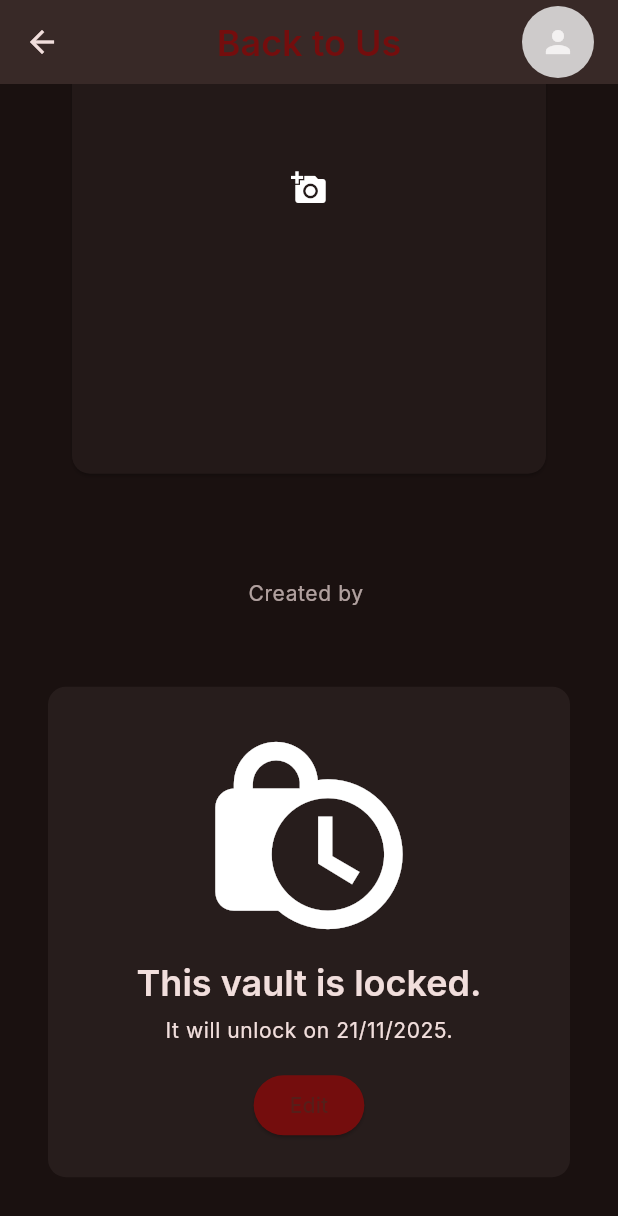
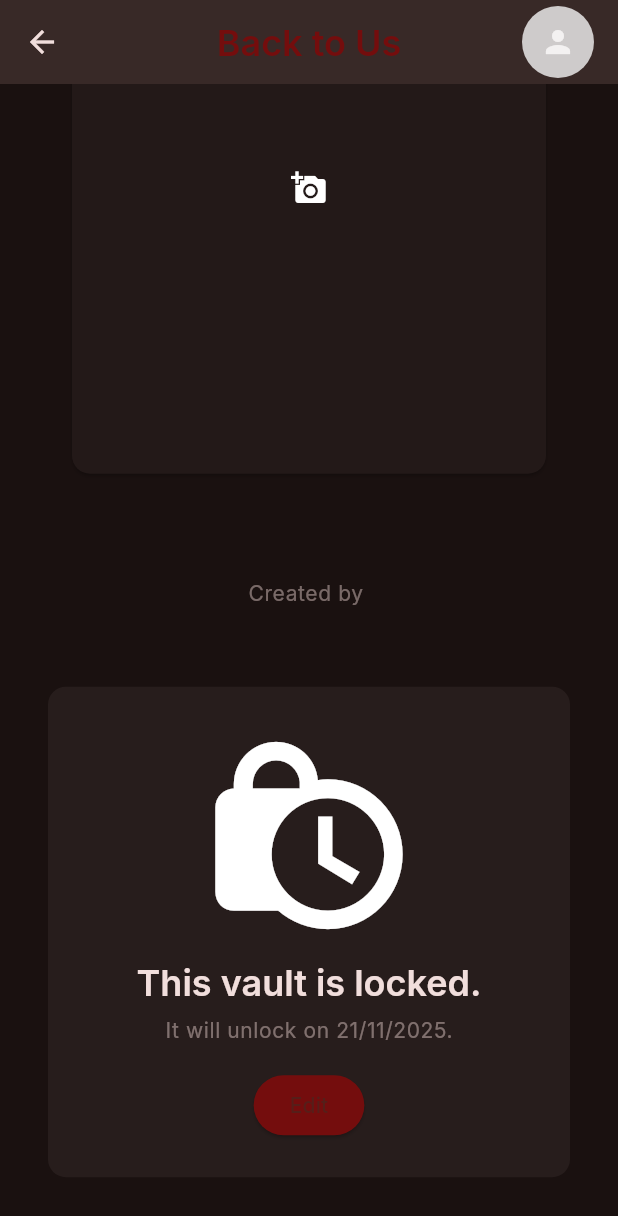
Before and after one commit to censop/back_to_us, a Flutter app: the AlbumScreen screen opened directly with empty values, scrolled down 153 dp, on a phone screen of 412 x 824 dp. Shown: the top 1216 px of the screen. Run offline on Flutter 3.47's test engine with Material 3 defaults, Android fonts, the phone set to English and light mode, and no system bars; our stand-ins replace camera, cloud_firestore, firebase_auth, firebase_core, firebase_storage, image_picker and 3 more; missing offline and left inert: record, video_thumbnail; accounts and stored records are empty.

```diff
--- a/lib/Theme/my_app_theme.dart
+++ b/lib/Theme/my_app_theme.dart
@@ -6,6 +6,16 @@ class MyAppTheme {
   static const Color mainColor = Color.fromARGB(255, 116, 13, 13);
   static const Color darkContainerColor = Color.fromARGB(255, 55, 50, 50);
   static const Color lightContainerColor = Color.fromARGB(255, 218, 214, 214);
+
+  static final ColorScheme _lightScheme = ColorScheme.fromSeed(
+    seedColor: mainColor,
+    brightness: Brightness.light,
+  );
+
+  static final ColorScheme _darkScheme = ColorScheme.fromSeed(
+    seedColor: mainColor,
+    brightness: Brightness.dark,
+  );
 
   static final TextTheme _baseTextTheme = TextTheme().copyWith(
     displayLarge: TextStyle(
@@ -55,7 +65,7 @@ class MyAppTheme {
     bodySmall: TextStyle(
       fontSize: 14,
       fontWeight: FontWeight.normal,
-      //color: Theme.of(context).colorScheme.onSurface.withValues(alpha: 0.4)
+
     ),
     labelLarge: TextStyle(
       fontSize: 14,
@@ -71,26 +81,25 @@ class MyAppTheme {
   );
 
   static ThemeData lightTheme = ThemeData(
-    colorScheme: ColorScheme.fromSeed(
-      seedColor: mainColor,
-    ).copyWith(
-      //surfaceContainer: lightContainerColor
-    ),
+    colorScheme: _lightScheme,
     fontFamily: interFont,
     brightness: Brightness.light,
-    textTheme: _baseTextTheme,
+    textTheme: _baseTextTheme.copyWith(
+      bodySmall: _baseTextTheme.bodySmall?.copyWith(
+        color: _lightScheme.onSurface.withValues(alpha: 0.5),
+      ),
+    ),
     useMaterial3: true,
   );
 
   static ThemeData darkTheme = ThemeData(
-    colorScheme: ColorScheme.fromSeed(
-      brightness: Brightness.dark,
-      seedColor: mainColor,
-    ).copyWith(
-      //surfaceContainer: darkContainerColor
+    colorScheme: _darkScheme,
+    fontFamily: interFont,
+    textTheme: _baseTextTheme.copyWith(
+      bodySmall: _baseTextTheme.bodySmall?.copyWith(
+        color: _darkScheme.onSurfaceVariant.withValues(alpha: 0.5),
+      ),
     ),
-    fontFamily: interFont,
-    textTheme: _baseTextTheme,
     useMaterial3: true,
   );
 }
--- a/lib/screens/AlbumRelated/album_screen.dart
+++ b/lib/screens/AlbumRelated/album_screen.dart
@@ -58,7 +58,10 @@ class _AlbumScreenState extends State<AlbumScreen> {
                       padding: const EdgeInsets.all(12),
                       child: AspectRatio(
                         aspectRatio: 5/6,
-                        child: AlbumCover(album: widget.album)
+                        child: Hero(
+                          tag: widget.album.id,
+                          child: AlbumCover(album: widget.album)
+                        ),
                       ),
                     ),
                     const SizedBox(height: 12),
@@ -72,9 +75,7 @@ class _AlbumScreenState extends State<AlbumScreen> {
                       builder: (context, snapshot) {
                         return Text(
                           "Created by ${snapshot.data ?? 'Unknown'}",
-                          style: Theme.of(context).textTheme.bodySmall!.copyWith(
-                            color: Theme.of(context).colorScheme.onSurface.withValues(alpha: 0.7)
-                          ),
+                          style: Theme.of(context).textTheme.bodySmall,
                         );
                       }
                     ),
--- a/lib/screens/NavigationBar/capture_screen.dart
+++ b/lib/screens/NavigationBar/capture_screen.dart
@@ -2,7 +2,6 @@ import 'dart:io';
 import 'package:back_to_us/Models/album_item.dart';
 import 'package:back_to_us/Screens/save_item_screen.dart';
 import 'package:back_to_us/Services/camera_service.dart';
-import 'package:back_to_us/Services/notifiers.dart';
 import 'package:back_to_us/Theme/my_app_theme.dart';
 import 'package:back_to_us/Widgets/CaptureScreenButtons/capture_button.dart';
 import 'package:back_to_us/Widgets/CaptureScreenModes/drawing_widget.dart';
@@ -100,17 +99,19 @@ class _CaptureScreenState extends State<CaptureScreen> with WidgetsBindingObserv
                         child: Padding(
                           padding: const EdgeInsets.symmetric(horizontal: 8),
                           child: Container(
-                            padding: EdgeInsets.all(4),
                             decoration: BoxDecoration(
                               color: isActive ? MyAppTheme.mainColor : MyAppTheme.mainColor.withAlpha(60),
                               borderRadius: BorderRadius.circular(24),
                             ),
+                            child: Padding(
+                              padding: const EdgeInsets.all(8),
                               child: Text(
                                 modes[index].toUpperCase(),
                                 style: Theme.of(context).textTheme.bodyMedium!.copyWith(
                                   color: isActive ? Colors.white : Colors.white54,
                                   fontSize: isActive ? 16 : 12,
                                   fontWeight: isActive ? FontWeight.bold : FontWeight.normal,
+                                ),
                               ),
                             ),
                           ),
--- a/lib/widgets/custom_profile_picture_displayer.dart
+++ b/lib/widgets/custom_profile_picture_displayer.dart
@@ -27,7 +27,7 @@ class _CustomProfilePictureDisplayerState extends State<CustomProfilePictureDisp
     ? StreamBuilder(
       stream: FirebaseService.profilePicStream(),
       builder: (context, asyncSnapshot) {
-        return InkWell(
+        return GestureDetector(
           onTap: widget.onPressed,
           child: CircleAvatar(
             backgroundColor: const Color.fromARGB(255, 206, 203, 203),
@@ -44,7 +44,7 @@ class _CustomProfilePictureDisplayerState extends State<CustomProfilePictureDisp
         );
       }
     )
-    : InkWell(
+    : GestureDetector(
       onTap: widget.onPressed,
       child: CircleAvatar(
         backgroundColor: const Color.fromARGB(255, 206, 203, 203),
--- a/pubspec.yaml
+++ b/pubspec.yaml
@@ -53,6 +53,7 @@ dependencies:
   intl: ^0.20.2
   video_thumbnail: ^0.5.6
   http: ^1.6.0
+  cached_network_image: ^3.4.1
 
 
 dev_dependencies:
```
Also changed, not shown: lib/screens/AlbumRelated/view_all_screen.dart (added, +64 -0 lines), lib/screens/NavigationBar/home_screen.dart (+88 -17 lines), lib/screens/NavigationBar/navigation_bar_screen.dart (+5 -2 lines), lib/screens/Profile/profile_screen.dart (+5 -2 lines), lib/widgets/Animations/bouncy_button.dart (added, +55 -0 lines), lib/widgets/album_gallery_slivers.dart (+9 -3 lines), lib/widgets/album_grid_item.dart (+11 -28 lines), pubspec.lock. Lines whose indentation alone changed are shown as unchanged.
